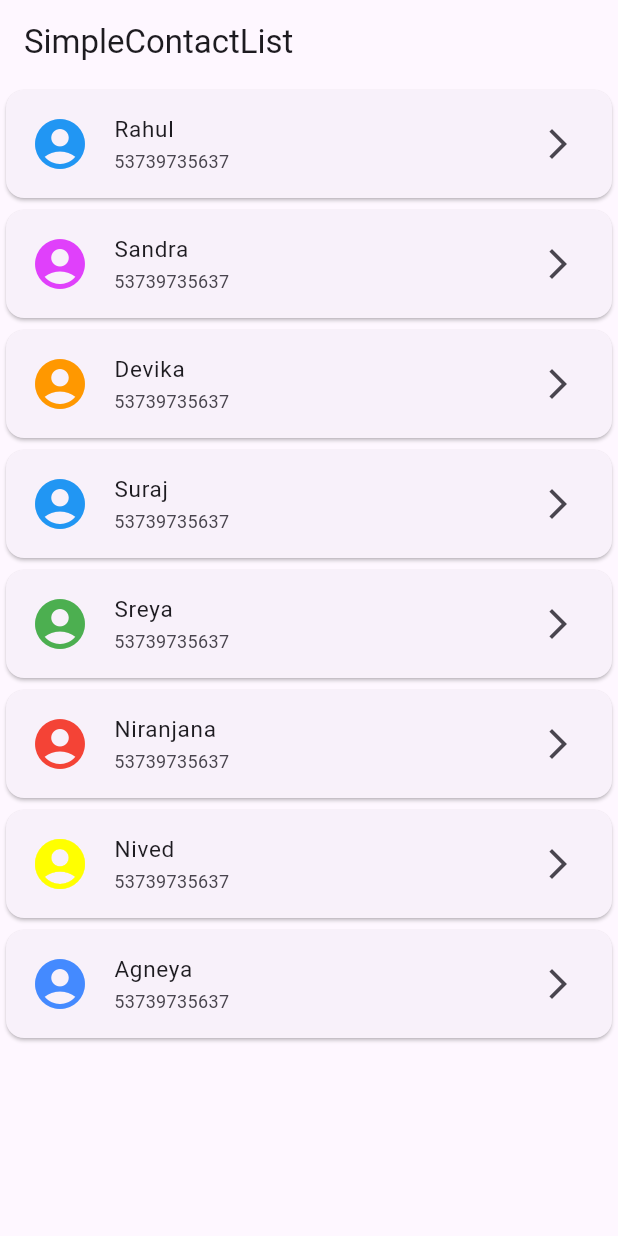
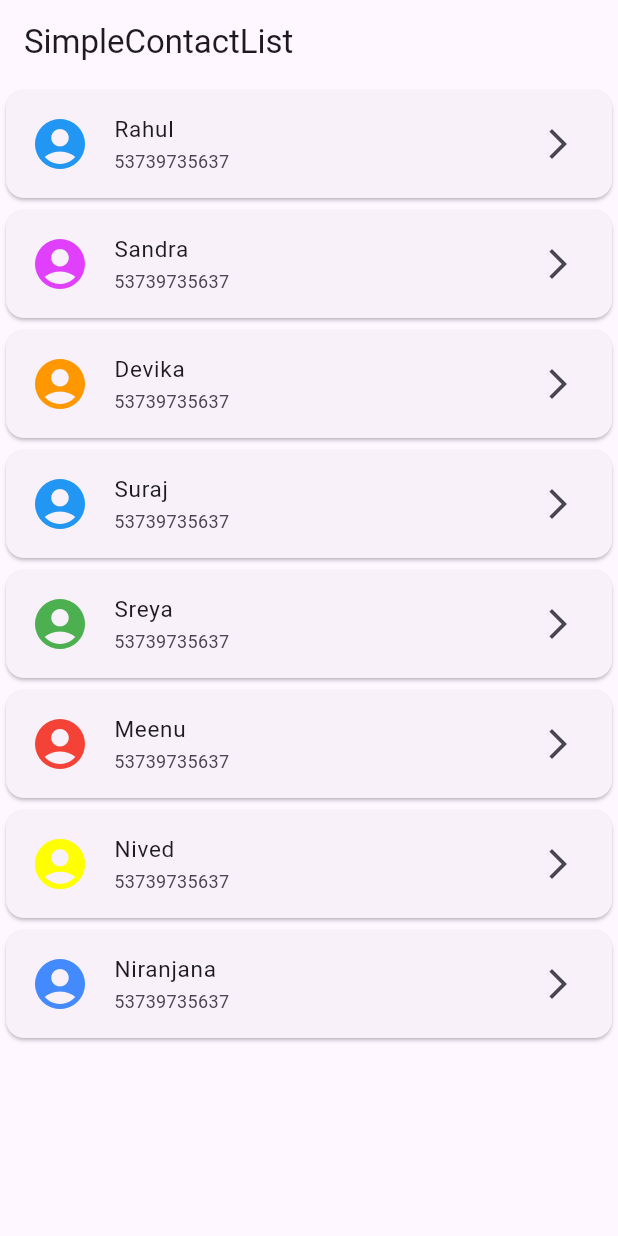
Before and after one commit to sandra-2002/Assign01, a Flutter app: the ListView1 screen opened directly, on a phone screen of 412 x 824 dp. Run offline on Flutter 3.47's test engine with Material 2 defaults, Android fonts, the phone set to English and light mode, and no system bars; our stand-ins replace google_fonts.

Commit message:
initial commit

```diff
--- a/lib/Simple contact list.dart
+++ b/lib/Simple contact list.dart
@@ -65,7 +65,7 @@ class  ListView1 extends StatelessWidget{
 
           Card(child:
           ListTile(
-              title: Text('Niranjana',style: TextStyle(fontSize:15 )),
+              title: Text('Meenu',style: TextStyle(fontSize:15 )),
               leading: Icon(Icons.account_circle_rounded,
                 color:Colors.red ,
                 size: 40,),
@@ -85,7 +85,7 @@ class  ListView1 extends StatelessWidget{
 
           Card(child:
           ListTile(
-              title: Text('Agneya',style: TextStyle(fontSize:15 )),
+              title: Text('Niranjana',style: TextStyle(fontSize:15 )),
               leading: Icon(Icons.account_circle_rounded,
                 color: Colors.blueAccent,
                 size: 40,),
```
